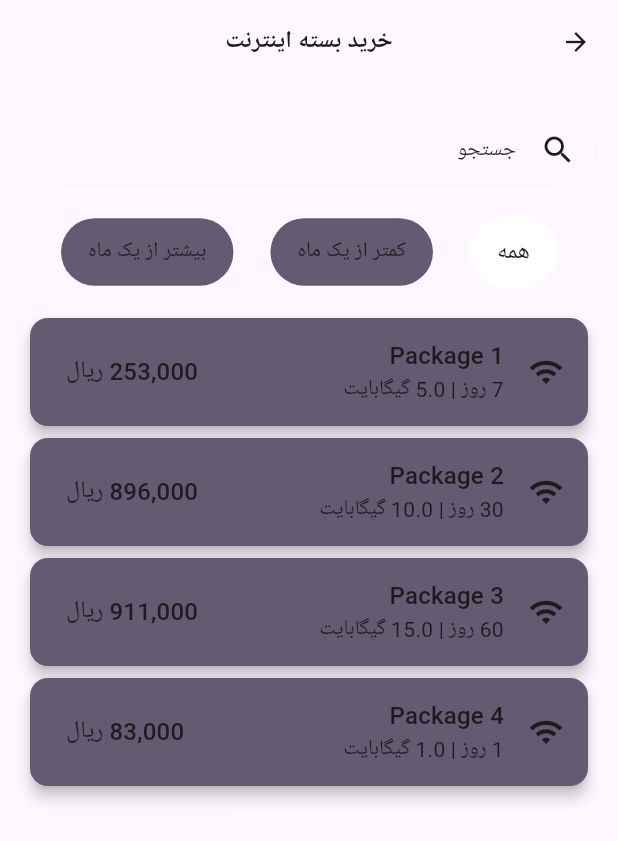
After one commit to AmirhosseinSoleimani/super_app_behpardaz, a Flutter app: the BuyInternetScreen screen opened by its route, on a phone screen of 412 x 824 dp. The commit adds this screen. Shown: the top 841 px of the screen. Run offline on Flutter 3.47's test engine with Material 3 defaults, Android fonts, the phone set to English and light mode, and no system bars; our stand-ins replace flutter_riverpod, flutter_spinkit, flutter_svg, go_router, smooth_page_indicator.

Commit message:
add buy_internet_package

```diff
--- /dev/null
+++ b/lib/src/features/buy_internet/presentation/buy_internet_screen.dart
@@ -0,0 +1,243 @@
+import 'package:flutter/material.dart';
+import 'package:go_router/go_router.dart';
+import 'package:intl/intl.dart';
+import 'package:super_app_behpardaz/src/shared/resources/assets_manager.dart';
+import 'package:super_app_behpardaz/src/shared/resources/value_manager.dart';
+
+String formatPrice(double price) {
+  final formatter = NumberFormat('#,##0');
+  return formatter.format(price);
+}
+
+class InternetPackage {
+  final String name;
+  final int days;
+  final double data;
+  final double price;
+
+  InternetPackage({required this.name, required this.days, required this.data, required this.price});
+}
+
+class BuyInternetScreen extends StatefulWidget {
+  static const buyInternetScreenPath = '/buy_internet';
+  static const buyInternetScreenName = 'buy_internet';
+  const BuyInternetScreen({super.key});
+
+  @override
+  State<BuyInternetScreen> createState() => _BuyInternetScreenState();
+}
+
+class _BuyInternetScreenState extends State<BuyInternetScreen> with SingleTickerProviderStateMixin{
+  final List<InternetPackage> packages = [
+    InternetPackage(name: 'Package 1', days: 7, data: 5, price: 253000),
+    InternetPackage(name: 'Package 2', days: 30, data: 10, price: 896000),
+    InternetPackage(name: 'Package 3', days: 60, data: 15, price: 911000),
+    InternetPackage(name: 'Package 4', days: 1, data: 1, price: 83000),
+  ];
+  String searchTerm = '';
+  String filter = 'all';
+  late AnimationController _controller;
+  late Animation<double> _fadeAnimation;
+
+  @override
+  void initState() {
+    super.initState();
+    _controller = AnimationController(
+      duration: const Duration(milliseconds: 300),
+      vsync: this,
+    );
+    _fadeAnimation = CurvedAnimation(
+      parent: _controller,
+      curve: Curves.easeIn,
+    );
+    _controller.forward();
+  }
+
+  @override
+  void dispose() {
+    _controller.dispose();
+    super.dispose();
+  }
+
+  @override
+  Widget build(BuildContext context) {
+    List<InternetPackage> filteredPackages = packages.where((p) {
+      if (filter == 'less') return p.days < 30;
+      if (filter == 'more') return p.days >= 30;
+      return true;
+    }).toList();
+
+    List<InternetPackage> displayedPackages = filteredPackages.where((p) {
+      return p.name.toLowerCase().contains(searchTerm.toLowerCase());
+    }).toList();
+    return Scaffold(
+      appBar: AppBar(
+        title: Text(
+          'خرید بسته اینترنت',
+          style: Theme.of(context).textTheme.titleMedium?.copyWith(fontWeight: FontWeight.bold),
+        ),
+        centerTitle: true,
+        leading: InkWell(
+          onTap: () {
+            context.pop();
+          },
+          child: Icon(IconManager.arrowBack, size: AppSize.s20, color: Theme.of(context).colorScheme.onSurface,),
+        ),
+      ),
+      body: Padding(
+        padding: const EdgeInsets.all(AppPadding.p16),
+        child: Column(
+          children: [
+            TextFormField(
+              onChanged: (value) {
+                setState(() {
+                  searchTerm = value;
+                });
+              },
+              decoration: InputDecoration(
+                labelText: 'جستجو',
+                labelStyle: Theme.of(context).textTheme.bodyMedium,
+                border: OutlineInputBorder(
+                  borderRadius: const BorderRadius.all(Radius.circular(AppSize.s28)),
+                  borderSide: BorderSide(
+                    width: AppSize.s1,
+                    color: Theme.of(context).colorScheme.onSecondary
+                  )
+                ),
+                focusedBorder: OutlineInputBorder(
+                    borderRadius: const BorderRadius.all(Radius.circular(AppSize.s28)),
+                    borderSide: BorderSide(
+                        width: AppSize.s1,
+                        color: Theme.of(context).colorScheme.onSurface
+                    )
+                ),
+                enabledBorder: OutlineInputBorder(
+                    borderRadius: const BorderRadius.all(Radius.circular(AppSize.s28)),
+                    borderSide: BorderSide(
+                        width: AppSize.s1,
+                        color: Theme.of(context).colorScheme.onSecondary
+                    )
+                ),
+                prefixIcon: Icon(IconManager.search, size: AppSize.s24, color: Theme.of(context).colorScheme.onSurface,),
+              ),
+            ),
+            Space.h16,
+            Row(
+              mainAxisAlignment: MainAxisAlignment.spaceEvenly,
+              children: [
+                FilterButton(
+                  text: 'همه',
+                  isSelected: filter == 'all',
+                  onTap: () => setState(() => filter = 'all'),
+                ),
+                FilterButton(
+                  text: 'کمتر از یک ماه',
+                  isSelected: filter == 'less',
+                  onTap: () => setState(() => filter = 'less'),
+                ),
+                FilterButton(
+                  text: 'بیشتر از یک ماه',
+                  isSelected: filter == 'more',
+                  onTap: () => setState(() => filter = 'more'),
+                ),
+              ],
+            ),
+            Space.h16,
+        Expanded(
+          child: ListView.builder(
+            itemCount: displayedPackages.length,
+            itemBuilder: (context, index) {
+              final package = displayedPackages[index];
+              return FadeTransition(
+                opacity: _fadeAnimation,
+                child: GestureDetector(
+                  onTap: () => Navigator.push(
+                    context,
+                    MaterialPageRoute(
+                      builder: (context) => PackageDetailPage(package: package),
+                    ),
+                  ),
+                  child: Card(
+                    color: Theme.of(context).colorScheme.secondary,
+                    elevation: 4,
+                    child: ListTile(
+                      leading: Icon(IconManager.wifi, color: Theme.of(context).colorScheme.onSurface,),
+                      title: Text(package.name, style: Theme.of(context).textTheme.titleMedium,),
+                      subtitle: Text('${package.days} روز | ${package.data} گیگابایت', style: Theme.of(context).textTheme.bodyMedium,),
+                      trailing: Text('${formatPrice(package.price)} ریال', style: Theme.of(context).textTheme.titleMedium),
+                    ),
+                  ),
+                ),
+              );
+            },
+          ),
+            ),
+          ],
+        ),
+      ),
+    );
+  }
+}
+
+class FilterButton extends StatelessWidget {
+  final String text;
+  final bool isSelected;
+  final VoidCallback onTap;
+
+  const FilterButton({super.key, required this.text, required this.isSelected, required this.onTap});
+
+  @override
+  Widget build(BuildContext context) {
+    return GestureDetector(
+      onTap: onTap,
+      child: AnimatedContainer(
+        duration: DurationConstant.d300,
+        padding: const EdgeInsets.symmetric(horizontal: AppPadding.p18, vertical: AppPadding.p12),
+        decoration: BoxDecoration(
+          color: isSelected ? Theme.of(context).colorScheme.onPrimary : Theme.of(context).colorScheme.secondary,
+          borderRadius: BorderRadius.circular(AppSize.s28),
+        ),
+        child: Text(
+          text,
+          style: isSelected ? Theme.of(context).textTheme.titleMedium : Theme.of(context).textTheme.bodyMedium,
+        ),
+      ),
+    );
+  }
+}
+
+class PackageDetailPage extends StatelessWidget {
+  final InternetPackage package;
+
+  const PackageDetailPage({super.key, required this.package});
+
+  @override
+  Widget build(BuildContext context) {
+    return Scaffold(
+      appBar: AppBar(
+        title: Text('جزئیات بسته'),
+      ),
+      body: Padding(
+        padding: const EdgeInsets.all(16.0),
+        child: Column(
+          crossAxisAlignment: CrossAxisAlignment.start,
+          children: [
+            Hero(
+              tag: 'package_${package.name}',
+              child: Material(
+                child: Text(
+                  package.name,
+                  style: Theme.of(context).textTheme.titleMedium,
+                ),
+              ),
+            ),
+            SizedBox(height: 20),
+            Text('مدت: ${package.days} روز'),
+            Text('حجم: ${package.data} گیگابایت'),
+            Text('قیمت: ${package.price} ریال'),
+          ],
+        ),
+      ),
+    );
+  }
+}
--- a/lib/src/routing/app_routing.dart
+++ b/lib/src/routing/app_routing.dart
@@ -2,6 +2,7 @@
 import 'package:flutter/material.dart';
 import 'package:go_router/go_router.dart';
 import 'package:super_app_behpardaz/src/features/buy_charge/presentation/buy_charge_screen.dart';
+import 'package:super_app_behpardaz/src/features/buy_internet/presentation/buy_internet_screen.dart';
 import 'package:super_app_behpardaz/src/features/car_services/presentation/car_services_screen.dart';
 import 'package:super_app_behpardaz/src/features/car_services/presentation/widgets/add_car_screen.dart';
 import 'package:super_app_behpardaz/src/features/car_services/presentation/widgets/violation_screen.dart';
@@ -74,6 +75,18 @@ class Routes {
               child:  const BuyChargeScreen(),
             );
           }),
+      GoRoute(
+          path: BuyInternetScreen.buyInternetScreenPath,
+          name: BuyInternetScreen.buyInternetScreenName,
+          pageBuilder: (BuildContext context, GoRouterState state) {
+            return CustomTransitionPage(
+              key: state.pageKey,
+              transitionDuration: Duration.zero,
+              transitionsBuilder:
+                  (context, animation, secondaryAnimation, child) => child,
+              child:  const BuyInternetScreen(),
+            );
+          }),
     ],
   );
 
--- a/lib/src/shared/resources/assets_manager.dart
+++ b/lib/src/shared/resources/assets_manager.dart
@@ -20,6 +20,8 @@ class IconManager {
   static const IconData arrowBack = Icons.arrow_back;
   static const IconData close = Icons.close;
   static const IconData wheelchair = Icons.wheelchair_pickup_outlined;
+  static const IconData search = Icons.search_outlined;
+  static const IconData wifi = Icons.wifi;
 
 }
 
```
